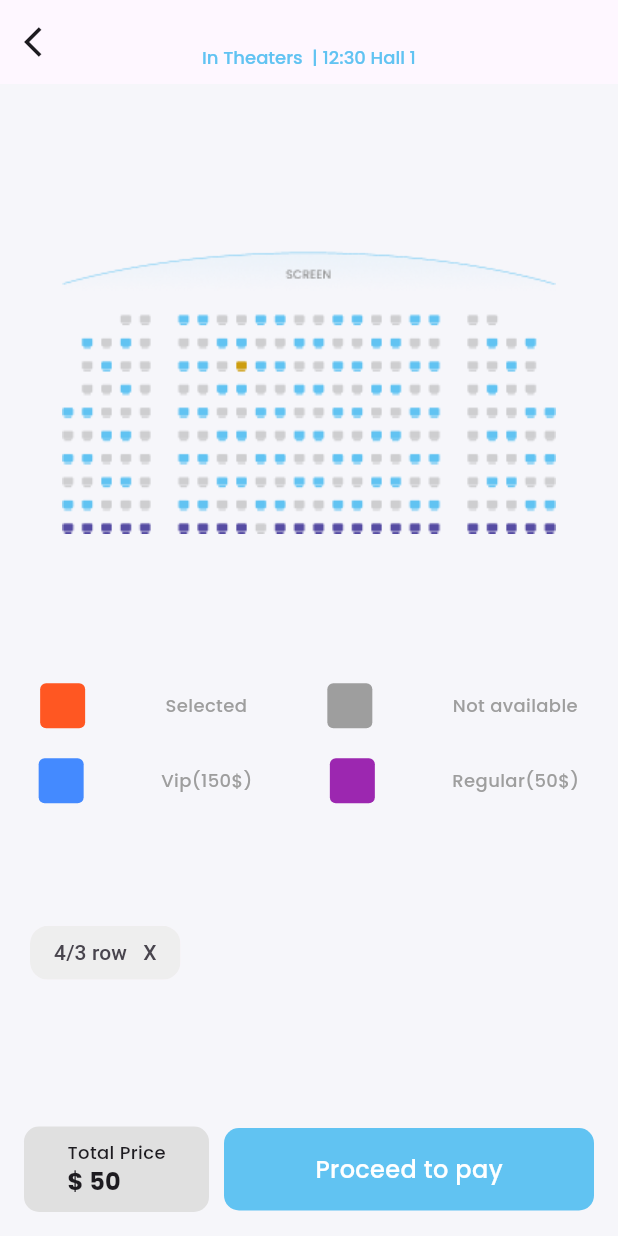
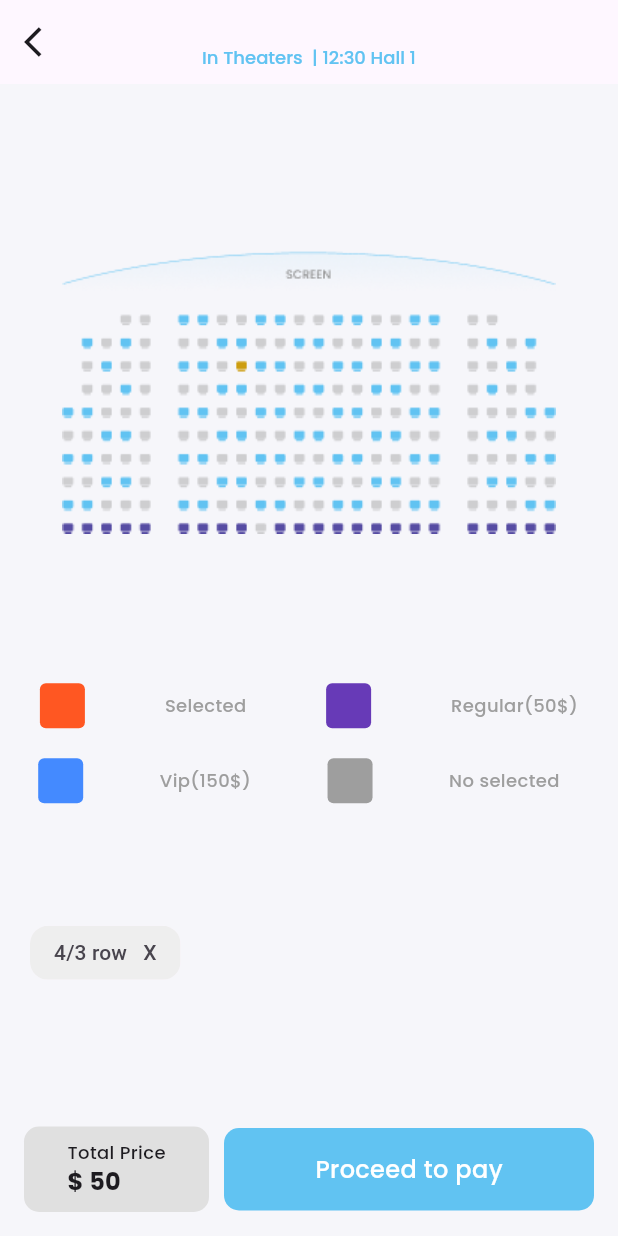
Before and after one commit to AbhiCodebugger/movie_app, a Flutter app: the SeatSelectionView screen opened directly with empty values, on a phone screen of 412 x 824 dp. Run offline on Flutter 3.47's test engine with Material 3 defaults, Android fonts, the phone set to English and light mode, and no system bars; our stand-ins replace awesome_bottom_bar, cached_network_image, dio, equatable, flutter_bloc, gap and 2 more; network calls fail.

Commit message:
final commit

```diff
--- a/lib/core/network/network_repository_impl.dart
+++ b/lib/core/network/network_repository_impl.dart
@@ -9,6 +9,7 @@ class NetworkRepositoryImpl implements NetworkRepository {
   final Dio _dio;
   final String _base_url;
   NetworkRepositoryImpl(this._dio, this._base_url);
+
   @override
   Future<MovieApiResModel> fetchUpComingMovie(String path) async {
     try {
--- a/lib/data/repository/movie_repository_impl.dart
+++ b/lib/data/repository/movie_repository_impl.dart
@@ -10,6 +10,7 @@ import 'package:movie_app/domain/repository/movie_repository.dart';
 class MovieRepositoryImpl implements MovieRepository {
   final NetworkRepository _networkRepository;
   MovieRepositoryImpl(this._networkRepository);
+
   @override
   Future<List<MovieEntity>> fetchUpComingMovie() async {
     try {
--- a/lib/presentation/view/movie_detail_view.dart
+++ b/lib/presentation/view/movie_detail_view.dart
@@ -252,9 +252,10 @@ class _MovieDetailViewState extends State<MovieDetailView> {
             ),
           ),
           Expanded(
-            child: Padding(
+            child: ListView(
               padding: const EdgeInsets.symmetric(horizontal: 30, vertical: 10),
-              child: Text(
+              children: [
+                Text(
                   widget.movieDetail.description,
                   style: GoogleFonts.poppins(
                     color: const Color(0xff8F8F8F),
@@ -262,6 +263,7 @@ class _MovieDetailViewState extends State<MovieDetailView> {
                     fontWeight: FontWeight.w400,
                   ),
                 ),
+              ],
             ),
           )
         ],
--- a/lib/presentation/view/movie_search_list.dart
+++ b/lib/presentation/view/movie_search_list.dart
@@ -1,3 +1,4 @@
+import 'package:cached_network_image/cached_network_image.dart';
 import 'package:flutter/material.dart';
 import 'package:flutter_bloc/flutter_bloc.dart';
 import 'package:gap/gap.dart';
@@ -36,10 +37,18 @@ class _MovieSearchViewState extends State<MovieSearchView> {
             padding: const EdgeInsets.only(top: 30),
             child: SearchTextField(
                 hintText: 'Tv shows, movies, and more',
+                suffixIcon: IconButton(
+                  onPressed: () {
+                    _searchController.clear();
+                  },
+                  icon: const Icon(Icons.close),
+                ),
                 controller: _searchController,
                 onChanged: (movie) {
                   _searchController.text = movie;
-                  context.read<SearchMovieBloc>().add(SearchMovie(movie));
+                  Future.delayed(const Duration(seconds: 1), () {
+                    context.read<SearchMovieBloc>().add(SearchMovie(movie));
+                  });
                   setState(() {});
                 }),
           ),
@@ -100,9 +109,18 @@ class _MovieSearchViewState extends State<MovieSearchView> {
                           children: [
                             ClipRRect(
                               borderRadius: BorderRadius.circular(12),
-                              child: Image.network(
-                                "$image_base_url${movie.image}",
+                              child: CachedNetworkImage(
                                 fit: BoxFit.cover,
+                                imageUrl: "$image_base_url${movie.image}",
+                                placeholder: (context, url) => ClipRRect(
+                                  borderRadius: BorderRadius.circular(10),
+                                  child: Image.asset(
+                                    'assets/png/download.png',
+                                    fit: BoxFit.cover,
+                                  ),
+                                ),
+                                errorWidget: (context, url, error) =>
+                                    const Icon(Icons.error),
                                 height: 100,
                                 width: 130,
                               ),
--- a/lib/presentation/view/seat_selection_view.dart
+++ b/lib/presentation/view/seat_selection_view.dart
@@ -48,77 +48,17 @@ class SeatSelectionView extends StatelessWidget {
           Image.asset("assets/png/screen.png"),
           Column(
             children: [
-              Row(
-                mainAxisAlignment: MainAxisAlignment.spaceAround,
-                children: [
-                  Container(
-                    height: 30,
-                    width: 30,
-                    decoration: BoxDecoration(
-                        color: Colors.deepOrange,
-                        borderRadius: BorderRadius.circular(4)),
-                  ),
-                  Text(
-                    "Selected",
-                    style: GoogleFonts.poppins(
-                      color: Colors.grey,
-                      fontSize: 12,
-                      fontWeight: FontWeight.w500,
-                    ),
-                  ),
-                  Container(
-                    height: 30,
-                    width: 30,
-                    decoration: BoxDecoration(
-                        color: Colors.grey,
-                        borderRadius: BorderRadius.circular(4)),
-                  ),
-                  Text(
-                    "Not available",
-                    style: GoogleFonts.poppins(
-                      color: Colors.grey,
-                      fontSize: 12,
-                      fontWeight: FontWeight.w500,
-                    ),
-                  ),
-                ],
-              ),
+              buildSeatWidget(
+                  text: "Selected",
+                  color: Colors.deepOrange,
+                  color2: Colors.deepPurple,
+                  text2: "Regular(50\$)"),
               const Gap(20),
-              Row(
-                mainAxisAlignment: MainAxisAlignment.spaceAround,
-                children: [
-                  Container(
-                    height: 30,
-                    width: 30,
-                    decoration: BoxDecoration(
-                        color: Colors.blueAccent,
-                        borderRadius: BorderRadius.circular(4)),
-                  ),
-                  Text(
-                    "Vip(150\$)",
-                    style: GoogleFonts.poppins(
-                      color: Colors.grey,
-                      fontSize: 12,
-                      fontWeight: FontWeight.w500,
-                    ),
-                  ),
-                  Container(
-                    height: 30,
-                    width: 30,
-                    decoration: BoxDecoration(
-                        color: Colors.purple,
-                        borderRadius: BorderRadius.circular(4)),
-                  ),
-                  Text(
-                    "Regular(50\$)",
-                    style: GoogleFonts.poppins(
-                      color: Colors.grey,
-                      fontSize: 12,
-                      fontWeight: FontWeight.w500,
-                    ),
-                  ),
-                ],
-              ),
+              buildSeatWidget(
+                  text: "Vip(150\$)",
+                  color: Colors.blueAccent,
+                  color2: Colors.grey,
+                  text2: "No selected    "),
             ],
           ),
           Align(
@@ -196,4 +136,44 @@ class SeatSelectionView extends StatelessWidget {
       ),
     );
   }
+
+  Row buildSeatWidget(
+      {required Color color,
+      required String text,
+      required Color color2,
+      required String text2}) {
+    return Row(
+      mainAxisAlignment: MainAxisAlignment.spaceAround,
+      children: [
+        Container(
+          height: 30,
+          width: 30,
+          decoration: BoxDecoration(
+              color: color, borderRadius: BorderRadius.circular(4)),
+        ),
+        Text(
+          text,
+          style: GoogleFonts.poppins(
+            color: Colors.grey,
+            fontSize: 12,
+            fontWeight: FontWeight.w500,
+          ),
+        ),
+        Container(
+          height: 30,
+          width: 30,
+          decoration: BoxDecoration(
+              color: color2, borderRadius: BorderRadius.circular(4)),
+        ),
+        Text(
+          text2,
+          style: GoogleFonts.poppins(
+            color: Colors.grey,
+            fontSize: 12,
+            fontWeight: FontWeight.w500,
+          ),
+        ),
+      ],
+    );
+  }
 }
--- a/lib/utils/constants.dart
+++ b/lib/utils/constants.dart
@@ -1,8 +1,3 @@
 String base_url = "https://api.themoviedb.org/3/movie";
 String api_key = "75f81f701ccf786bcdbb3549ca8a43ea";
 String image_base_url = 'https://image.tmdb.org/t/p/original/';
-//  String trailer_endpoint = '/movie/$movieId/videos';
-// https://api.themoviedb.org/3/movie/940551/videos
-
-
-// https://api.themoviedb.org/3/search/movie?query=Jack&api_key=75f81f701ccf786bcdbb3549ca8a43ea
--- a/lib/widget/search_textfield.dart
+++ b/lib/widget/search_textfield.dart
@@ -6,11 +6,13 @@ class SearchTextField extends StatelessWidget {
     required this.hintText,
     required this.controller,
     required this.onChanged,
+    required this.suffixIcon,
     super.key,
   });
 
   final TextEditingController controller;
   final String hintText;
+  final Widget suffixIcon;
   final Function(String)? onChanged;
 
   @override
@@ -22,7 +24,7 @@ class SearchTextField extends StatelessWidget {
         onChanged: onChanged,
         decoration: InputDecoration(
           hintText: hintText,
-          suffixIcon: const Icon(Icons.close),
+          suffixIcon: suffixIcon,
           prefixIcon: const Icon(Icons.search),
           hintStyle: GoogleFonts.poppins(
             color: Colors.grey.shade500,
```
Also changed, not shown: lib/presentation/view/bottom_navigation_view.dart (+4 -9 lines). Lines whose indentation alone changed are shown as unchanged.
